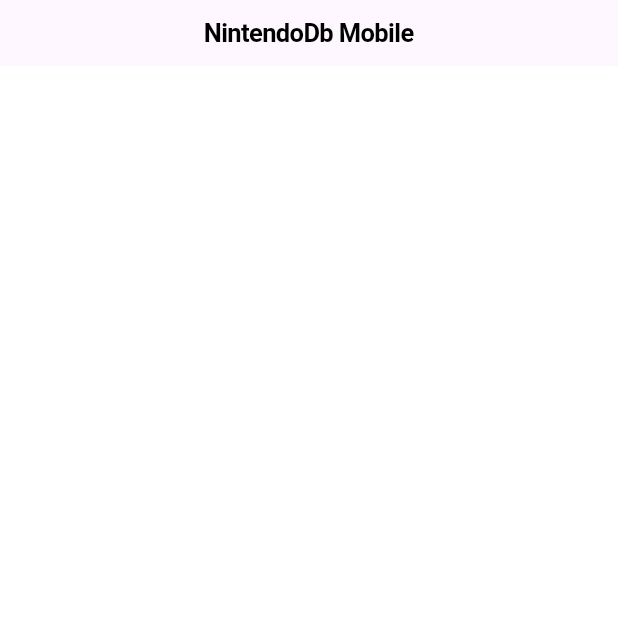
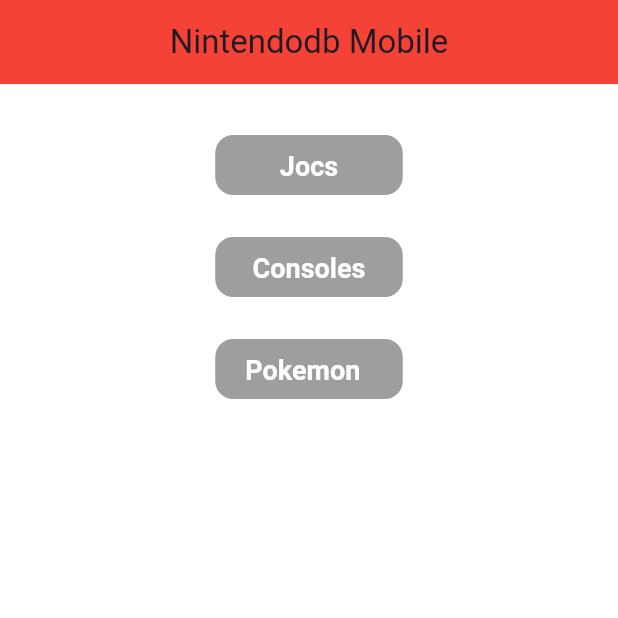
Before and after one commit to pablovr05/NintendoDB, a Flutter app: the screen it shows after launch, on a phone screen of 412 x 824 dp, the top half of it. Run offline on Flutter 3.47's test engine with Material 3 defaults, Android fonts, the phone set to English and light mode, and no system bars; network calls fail; Roboto replaces fonts that are missing (calibri).

Commit message:
interfaz de mobil para cargar categorias

```diff
--- a/nintendodbinterview/lib/main.dart
+++ b/nintendodbinterview/lib/main.dart
@@ -39,13 +39,11 @@
 }
 
 class _HomeScreenState extends State<HomeScreen> {
-  // Variable que indica si los datos ya se cargaron
   bool isDataLoaded = false;
 
   @override
   void initState() {
     super.initState();
-    // Cargar los datos en segundo plano cuando la pantalla se inicie
     _loadData();
   }
 
@@ -56,7 +54,6 @@
       getData('Consoles'),
       getData('Pokemons'),
     ]);
-    // Después de que los datos se carguen, actualizamos el estado para refrescar la UI
     setState(() {
       isDataLoaded = true;
     });
@@ -68,7 +65,6 @@
       body: isDataLoaded
           ? LayoutBuilder(
               builder: (context, constraints) {
-                // Mostrar la vista correspondiente según el tamaño de la pantalla
                 if (constraints.maxWidth > 450) {
                   return const ViewDesktop();
                 } else {
@@ -80,7 +76,6 @@
     );
   }
 
-  // Función para obtener los datos desde la API
   Future<void> getData(String type) async {
     try {
       final response =
--- a/nintendodbinterview/lib/view_desktop.dart
+++ b/nintendodbinterview/lib/view_desktop.dart
@@ -63,7 +63,6 @@
 
   @override
   Widget build(BuildContext context) {
-    // Colores predefinidos
     const Color color1 = Colors.red; // Color del AppBar
     const Color color2 = Colors.white; // Color de fondo general
     const Color color3 = Colors.grey; // Color del panel lateral
@@ -72,7 +71,7 @@
       home: Scaffold(
         appBar: AppBar(
           title: const Text(
-            'NintendoDb',
+            'NintendoDb Desktop',
           ),
           centerTitle: true,
           backgroundColor: color1,
--- a/nintendodbinterview/lib/view_mobile.dart
+++ b/nintendodbinterview/lib/view_mobile.dart
@@ -1,23 +1,136 @@
-import 'package:flutter/cupertino.dart';
+import 'package:flutter/material.dart';
+import 'view_mobile_items.dart'; // Importa la pantalla ViewMobileItems para navegación
 
 class ViewMobile extends StatelessWidget {
   const ViewMobile({super.key});
 
   @override
   Widget build(BuildContext context) {
-    return CupertinoPageScaffold(
-      navigationBar: const CupertinoNavigationBar(
-        middle: Text('NintendoDb Mobile'),
-      ),
-      child: Container(
-        color: const Color.fromARGB(255, 255, 255, 255),
-        constraints: const BoxConstraints.expand(),
-        child: const Center(
-          child: Padding(
-            padding: EdgeInsets.all(16.0),
-            child: Column(
-              mainAxisAlignment: MainAxisAlignment.center,
-            ),
+    const Color color1 = Colors.red; // Color del AppBar
+    const Color color2 = Colors.white; // Color de fondo general
+    const Color color3 = Colors.grey; // Color del panel lateral
+
+    return MaterialApp(
+      home: Scaffold(
+        appBar: AppBar(
+          title: const Text('Nintendodb Mobile'),
+          centerTitle: true,
+          backgroundColor: color1,
+        ),
+        body: Container(
+          color: color2,
+          child: Column(
+            children: [
+              const Padding(padding: EdgeInsets.all(10)),
+              Row(
+                crossAxisAlignment: CrossAxisAlignment.center,
+                mainAxisAlignment: MainAxisAlignment.center,
+                children: [
+                  Padding(
+                    padding: const EdgeInsets.all(10),
+                    child: TextButton(
+                      onPressed: () {
+                        // Navegar a la pantalla de Jocs
+                        Navigator.push(
+                          context,
+                          MaterialPageRoute(
+                              builder: (context) =>
+                                  const ViewMobileItems(category: 'Jocs')),
+                        );
+                      },
+                      style: TextButton.styleFrom(
+                        fixedSize: const Size(125, 25),
+                        backgroundColor: color3,
+                        padding: const EdgeInsets.symmetric(
+                            horizontal: 20, vertical: 10),
+                        shape: RoundedRectangleBorder(
+                            borderRadius: BorderRadius.circular(12)),
+                        textStyle: const TextStyle(
+                            fontSize: 18,
+                            fontFamily: "calibri",
+                            fontWeight: FontWeight.bold),
+                      ),
+                      child: const Text(
+                        "Jocs",
+                        style: TextStyle(color: color2),
+                      ),
+                    ),
+                  ),
+                ],
+              ),
+              Row(
+                crossAxisAlignment: CrossAxisAlignment.center,
+                mainAxisAlignment: MainAxisAlignment.center,
+                children: [
+                  Padding(
+                    padding: const EdgeInsets.all(10),
+                    child: TextButton(
+                      onPressed: () {
+                        // Navegar a la pantalla de Consoles
+                        Navigator.push(
+                          context,
+                          MaterialPageRoute(
+                              builder: (context) =>
+                                  const ViewMobileItems(category: 'Consoles')),
+                        );
+                      },
+                      style: TextButton.styleFrom(
+                        fixedSize: const Size(125, 25),
+                        backgroundColor: color3,
+                        padding: const EdgeInsets.symmetric(
+                            horizontal: 20, vertical: 10),
+                        shape: RoundedRectangleBorder(
+                            borderRadius: BorderRadius.circular(12)),
+                        textStyle: const TextStyle(
+                            fontSize: 18,
+                            fontFamily: "calibri",
+                            fontWeight: FontWeight.bold),
+                      ),
+                      child: const Text(
+                        "Consoles",
+                        style: TextStyle(color: color2),
+                      ),
+                    ),
+                  ),
+                ],
+              ),
+              Row(
+                crossAxisAlignment: CrossAxisAlignment.center,
+                mainAxisAlignment: MainAxisAlignment.center,
+                children: [
+                  Padding(
+                    padding: const EdgeInsets.all(10),
+                    child: TextButton(
+                      onPressed: () {
+                        // Navegar a la pantalla de Pokemons
+                        Navigator.push(
+                          context,
+                          MaterialPageRoute(
+                              builder: (context) =>
+                                  const ViewMobileItems(category: 'Pokemons')),
+                        );
+                      },
+                      style: TextButton.styleFrom(
+                        fixedSize: const Size(125, 25),
+                        backgroundColor: color3,
+                        padding: const EdgeInsets.symmetric(
+                            horizontal: 20, vertical: 10),
+                        shape: RoundedRectangleBorder(
+                            borderRadius: BorderRadius.circular(12)),
+                        textStyle: const TextStyle(
+                            fontSize: 18,
+                            fontFamily: "calibri",
+                            fontWeight: FontWeight.bold),
+                      ),
+                      child: const Text(
+                        "Pokemons",
+                        style: TextStyle(color: color2),
+                      ),
+                    ),
+                  ),
+                ],
+              ),
+            ],
           ),
         ),
       ),
```
Also changed, not shown: nintendodbinterview/lib/view_mobile_items.dart (added, +119 -0 lines), 1 other file.
